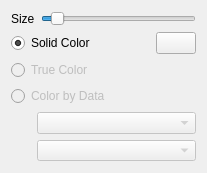
Above: gui/PointOptions.ui from Kitware/TeleSculptor before the change. Below: the same form after it.
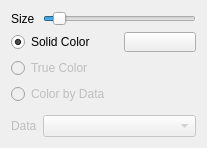
That is the form after the change. Custom widgets are drawn as their Qt base class.

Commit message:
Refactor color-by-data UI
Create a new UI for providing color-by-data options, including the
ability to override the automatic display range. Move data field
selection in the UI so that it is no longer tightly coupled to coloring
by data (which we'll want when we add filtering support). Modify
PointOptions to apply scalar-data coloring, including the correct
scalars-to-colors instance, when selected.

The edit to the form file:
```diff
--- a/gui/PointOptions.ui
+++ b/gui/PointOptions.ui
@@ -7,13 +7,16 @@
     <x>0</x>
     <y>0</y>
     <width>207</width>
-    <height>167</height>
+    <height>143</height>
    </rect>
   </property>
   <property name="windowTitle">
    <string>Form</string>
   </property>
   <layout class="QFormLayout" name="formLayout">
+   <property name="fieldGrowthPolicy">
+    <enum>QFormLayout::AllNonFixedFieldsGrow</enum>
+   </property>
    <item row="0" column="0">
     <widget class="QLabel" name="sizeLabel">
      <property name="text">
@@ -41,8 +44,8 @@
     </widget>
    </item>
    <item row="1" column="0" colspan="2">
-    <layout class="QGridLayout" name="gridLayout" columnstretch="0,1,0">
-     <item row="0" column="0" colspan="2">
+    <layout class="QGridLayout" name="gridLayout" columnstretch="1,0">
+     <item row="0" column="0">
       <widget class="QRadioButton" name="solidColor">
        <property name="text">
         <string>Solid Color</string>
@@ -52,7 +55,7 @@
        </property>
       </widget>
      </item>
-     <item row="0" column="2">
+     <item row="0" column="1">
       <widget class="ActorColorButton" name="color">
        <property name="color">
         <color>
@@ -63,7 +66,7 @@
        </property>
       </widget>
      </item>
-     <item row="1" column="0" colspan="2">
+     <item row="1" column="0">
       <widget class="QRadioButton" name="trueColor">
        <property name="enabled">
         <bool>false</bool>
@@ -73,7 +76,7 @@
        </property>
       </widget>
      </item>
-     <item row="2" column="0" colspan="2">
+     <item row="2" column="0">
       <widget class="QRadioButton" name="dataColor">
        <property name="enabled">
         <bool>false</bool>
@@ -83,28 +86,8 @@
        </property>
       </widget>
      </item>
-     <item row="3" column="0" rowspan="2">
-      <spacer name="horizontalSpacer">
-       <property name="orientation">
-        <enum>Qt::Horizontal</enum>
-       </property>
-       <property name="sizeHint" stdset="0">
-        <size>
-         <width>20</width>
-         <height>48</height>
-        </size>
-       </property>
-      </spacer>
-     </item>
-     <item row="3" column="1" colspan="2">
-      <widget class="QComboBox" name="dataField">
-       <property name="enabled">
-        <bool>false</bool>
-       </property>
-      </widget>
-     </item>
-     <item row="4" column="1" colspan="2">
-      <widget class="GradientSelector" name="dataGradient">
+     <item row="2" column="1">
+      <widget class="QToolButton" name="dataColorMenu">
        <property name="enabled">
         <bool>false</bool>
        </property>
@@ -114,10 +97,36 @@
          <height>16</height>
         </size>
        </property>
+       <property name="popupMode">
+        <enum>QToolButton::InstantPopup</enum>
+       </property>
+       <property name="toolButtonStyle">
+        <enum>Qt::ToolButtonTextBesideIcon</enum>
+       </property>
+       <property name="autoRaise">
+        <bool>true</bool>
+       </property>
       </widget>
      </item>
     </layout>
    </item>
+   <item row="2" column="0">
+    <widget class="QLabel" name="dataLabel">
+     <property name="enabled">
+      <bool>false</bool>
+     </property>
+     <property name="text">
+      <string>Data</string>
+     </property>
+    </widget>
+   </item>
+   <item row="2" column="1">
+    <widget class="QComboBox" name="dataField">
+     <property name="enabled">
+      <bool>false</bool>
+     </property>
+    </widget>
+   </item>
   </layout>
  </widget>
  <customwidgets>
@@ -132,11 +141,6 @@
    <header>ActorColorButton.h</header>
    <container>1</container>
   </customwidget>
-  <customwidget>
-   <class>GradientSelector</class>
-   <extends>QComboBox</extends>
-   <header>GradientSelector.h</header>
-  </customwidget>
  </customwidgets>
  <resources/>
  <connections>
```
Left out of the diff: 24 changed lines with no effect on the pictures. The commit also changes 5 other files.
